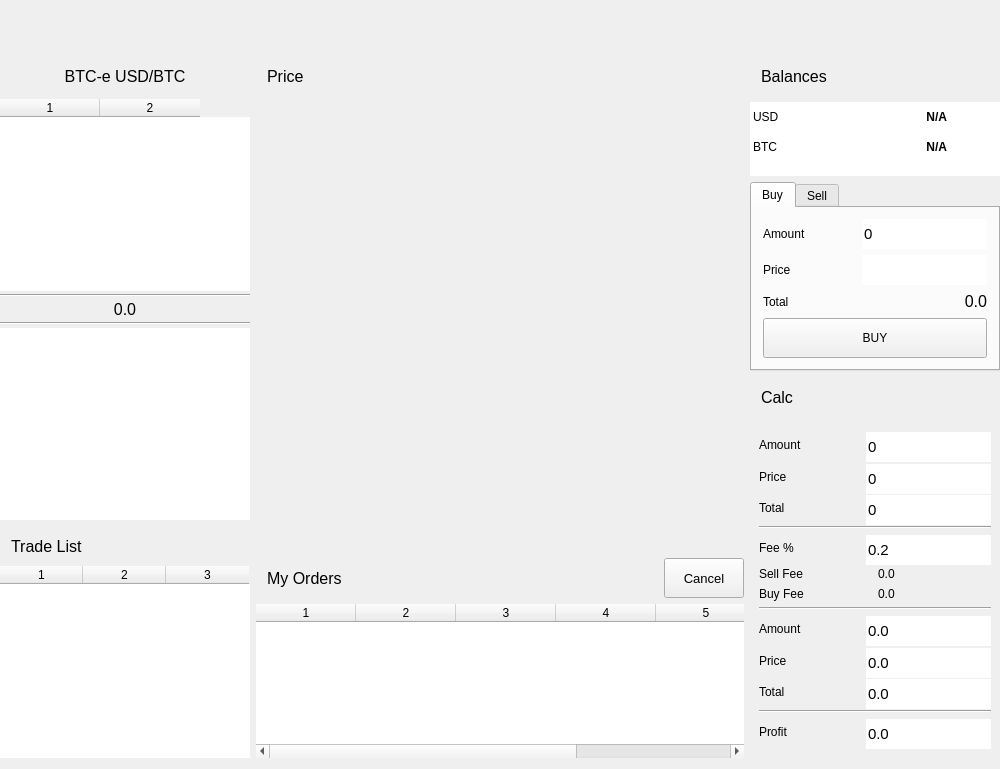
The window that src/mainwindow.ui (MuesliReep/TradeDeck) describes before a commit, drawn with Qt 5.
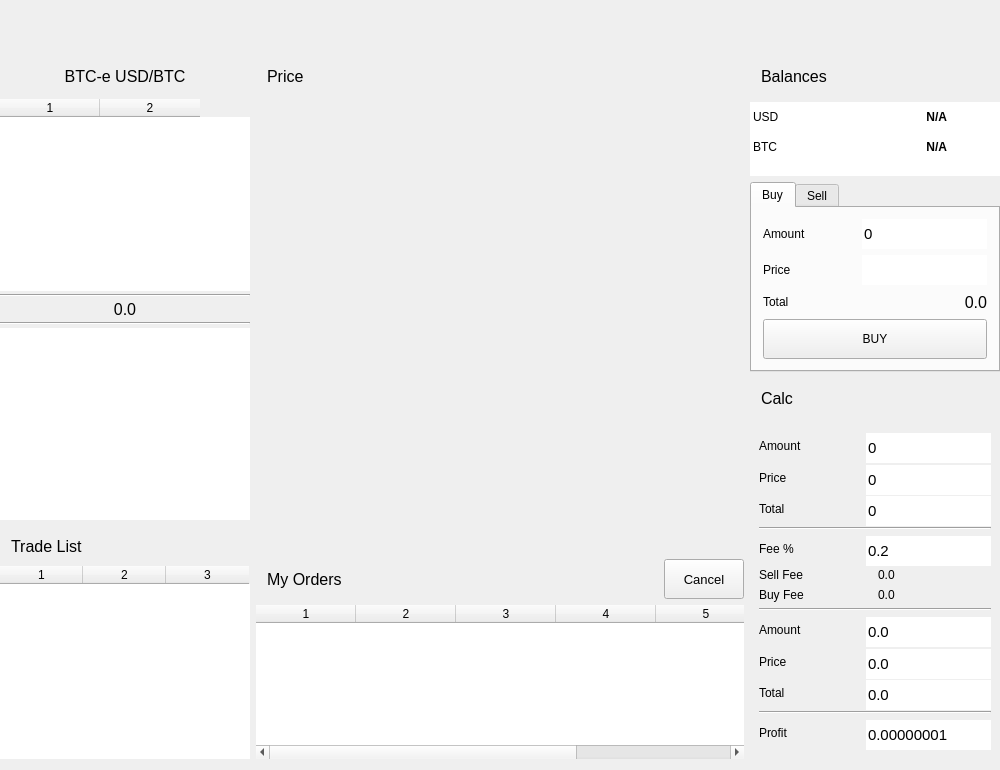
The same window after the commit. Custom widgets are drawn as their Qt base class.

The edit to the form file:
```diff
--- a/src/mainwindow.ui
+++ b/src/mainwindow.ui
@@ -7,7 +7,7 @@
     <x>0</x>
     <y>0</y>
     <width>1000</width>
-    <height>745</height>
+    <height>770</height>
    </rect>
   </property>
   <property name="minimumSize">
@@ -1619,7 +1619,7 @@
                   </font>
                  </property>
                  <property name="text">
-                  <string>0.0</string>
+                  <string>0.00000001</string>
                  </property>
                  <property name="frame">
                   <bool>false</bool>
```
